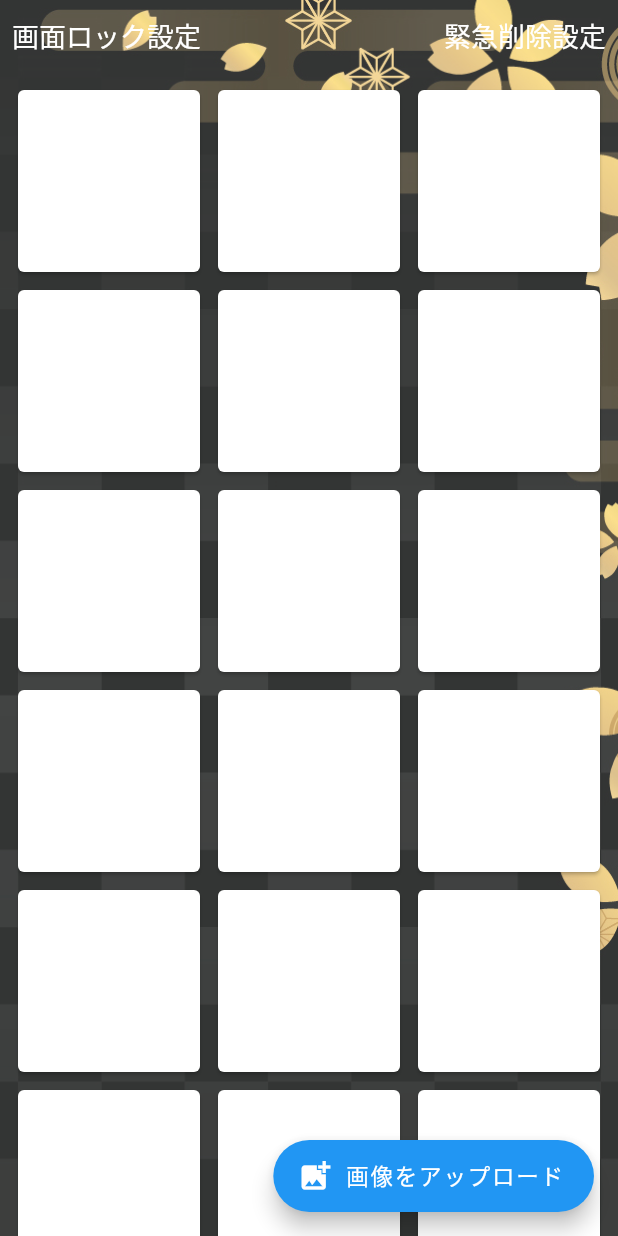
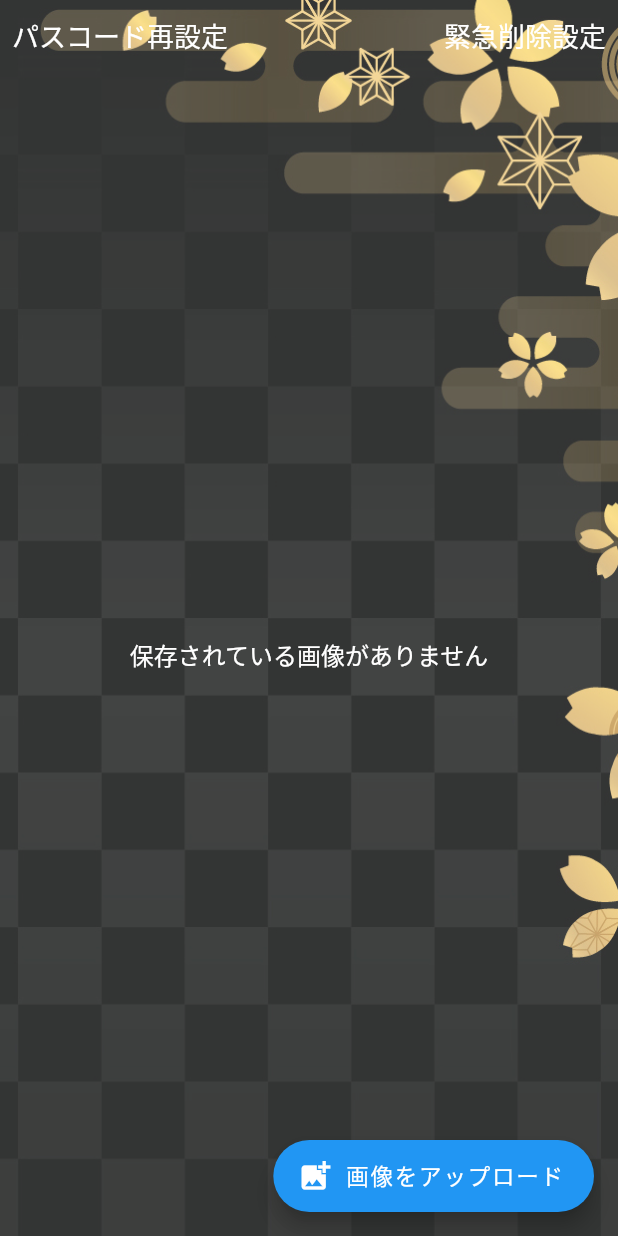
Before and after one commit to agora-creation/ending_file_app, a Flutter app: the HomeScreen screen opened directly, after a tap on "設定する", on a phone screen of 412 x 824 dp. Run offline on Flutter 3.47's test engine with Material 2 defaults, Android fonts, the light colour scheme and no system bars; our stand-ins replace modal_bottom_sheet, shared_preferences, sqflite, top_snackbar_flutter; missing offline and left inert: flutter_screen_lock, wechat_assets_picker; accounts and stored records are empty; Roboto replaces fonts that are missing (OradanoGSRR).

Commit message:
20231115 commit

```diff
--- a/lib/common/style.dart
+++ b/lib/common/style.dart
@@ -50,3 +50,48 @@ const kBgDecoration = BoxDecoration(
     opacity: 0.8,
   ),
 );
+
+const kHomeGridDelegate = SliverGridDelegateWithFixedCrossAxisCount(
+  crossAxisSpacing: 4,
+  mainAxisSpacing: 4,
+  crossAxisCount: 3,
+);
+
+const List<String> imageExtensions = [
+  '.HEIC',
+  '.heic',
+  '.JPEG',
+  '.jpeg',
+  '.JPG',
+  '.jpg',
+  '.GIF',
+  '.gif',
+  '.PNG',
+  '.png',
+];
+const List<String> videoExtensions = [
+  '.MP4',
+  '.mp4',
+  '.MOV',
+  '.mov',
+  '.WMV',
+  '.wmv',
+  '.AVI',
+  '.avi',
+];
+const List<String> audioExtensions = [
+  '.MP3',
+  '.mp3',
+  '.WMA',
+  '.wma',
+  '.ASF',
+  '.asf',
+  '.3GP',
+  '.3gp',
+  '.3G2',
+  '.3g2',
+  '.AAC',
+  '.aac',
+  '.WAV',
+  '.wav',
+];
--- a/lib/screens/home.dart
+++ b/lib/screens/home.dart
@@ -1,10 +1,15 @@
+import 'dart:io';
+
 import 'package:ending_file_app/common/functions.dart';
 import 'package:ending_file_app/common/style.dart';
 import 'package:ending_file_app/screens/delete_setting.dart';
+import 'package:ending_file_app/services/sqflite.dart';
 import 'package:ending_file_app/widgets/custom_sm_button.dart';
 import 'package:ending_file_app/widgets/custom_text_button.dart';
 import 'package:flutter/material.dart';
 import 'package:flutter_screen_lock/flutter_screen_lock.dart';
+import 'package:path/path.dart' as p;
+import 'package:wechat_assets_picker/wechat_assets_picker.dart';
 
 class HomeScreen extends StatefulWidget {
   const HomeScreen({super.key});
@@ -14,6 +19,8 @@ class HomeScreen extends StatefulWidget {
 }
 
 class _HomeScreenState extends State<HomeScreen> with WidgetsBindingObserver {
+  List<Map<String, dynamic>> files = [];
+
   Future _init() async {
     String? passcode = await getPrefsString('passcode');
     if (passcode != null) {
@@ -21,7 +28,7 @@ class _HomeScreenState extends State<HomeScreen> with WidgetsBindingObserver {
       await screenLock(
         context: context,
         correctString: passcode,
-        title: const Text('パスコードを入力してください'),
+        title: const Text('画面がロックされました\nパスコードを入力してください'),
         canCancel: false,
         onUnlocked: () {
           Navigator.pop(context);
@@ -56,8 +63,8 @@ class _HomeScreenState extends State<HomeScreen> with WidgetsBindingObserver {
             mainAxisSize: MainAxisSize.min,
             crossAxisAlignment: CrossAxisAlignment.start,
             children: [
-              const Text('画面ロック設定がされていません。'),
-              const Text('画面ロックに必要なパスコートを設定してください。'),
+              const Text('画面ロックの設定がされていません。'),
+              const Text('画面ロックするためのパスコードを設定してください。'),
               const SizedBox(height: 16),
               Row(
                 mainAxisAlignment: MainAxisAlignment.center,
@@ -84,8 +91,8 @@ class _HomeScreenState extends State<HomeScreen> with WidgetsBindingObserver {
   Future _changePasscode() async {
     await screenLockCreate(
       context: context,
-      title: const Text('パスコードを入力してください'),
-      confirmTitle: const Text('同じパスコードを再入力してください'),
+      title: const Text('パスコードを再設定します\nパスコードを入力してください'),
+      confirmTitle: const Text('パスコードを再設定します\n先ほど入力したパスコードを再入力してください'),
       canCancel: false,
       onConfirmed: (value) async {
         await setPrefsString('passcode', value);
@@ -119,11 +126,38 @@ class _HomeScreenState extends State<HomeScreen> with WidgetsBindingObserver {
     );
   }
 
+  Future _getFiles() async {
+    List<Map<String, dynamic>> tmpFiles = await SqfLiteService.getFolder();
+    setState(() {
+      files = tmpFiles;
+    });
+  }
+
+  Future _uploadFiles() async {
+    PermissionState ps = await AssetPicker.permissionCheck();
+    if (!ps.hasAccess) return;
+    if (!mounted) return;
+    List<AssetEntity>? result = await AssetPicker.pickAssets(context);
+    if (result == null) return;
+    if (result.isEmpty) return;
+    List<String> ids = [];
+    for (AssetEntity entity in result) {
+      File? file = await entity.originFile;
+      if (file != null) {
+        await SqfLiteService.savedFile(file);
+        _getFiles();
+      }
+      ids.add(entity.id);
+    }
+    await PhotoManager.editor.deleteWithIds(ids);
+  }
+
   @override
   void initState() {
+    _init();
     super.initState();
-    _init();
     WidgetsBinding.instance.addObserver(this);
+    _getFiles();
   }
 
   @override
@@ -168,7 +202,7 @@ class _HomeScreenState extends State<HomeScreen> with WidgetsBindingObserver {
                     onPressed: () async {
                       await _changePasscode();
                     },
-                    label: '画面ロック設定',
+                    label: 'パスコード再設定',
                   ),
                   CustomTextButton(
                     onPressed: () => showBottomUpScreen(
@@ -180,26 +214,32 @@ class _HomeScreenState extends State<HomeScreen> with WidgetsBindingObserver {
                 ],
               ),
               Expanded(
-                child: GridView.builder(
-                  gridDelegate: const SliverGridDelegateWithFixedCrossAxisCount(
-                    crossAxisSpacing: 4,
-                    mainAxisSpacing: 4,
-                    crossAxisCount: 3,
-                  ),
+                child: files.isNotEmpty
+                    ? GridView.builder(
+                        gridDelegate: kHomeGridDelegate,
                         padding: const EdgeInsets.all(8),
-                  itemCount: 50,
+                        itemCount: files.length,
                         itemBuilder: (context, index) {
+                          Map<String, dynamic> file = files[index];
+                          File fileData = File(file['path']);
+                          String extension = p.extension(fileData.path);
+                          if (imageExtensions.contains(extension)) {}
+                          if (videoExtensions.contains(extension)) {}
+                          if (audioExtensions.contains(extension)) {}
                           return const Card(
                             child: Text('写真'),
                           );
                         },
-                ),
+                      )
+                    : const Center(child: Text('保存されている画像がありません')),
               ),
             ],
           ),
         ),
         floatingActionButton: FloatingActionButton.extended(
-          onPressed: () {},
+          onPressed: () async {
+            await _uploadFiles();
+          },
           label: const Text('画像をアップロード'),
           icon: const Icon(Icons.add_photo_alternate),
         ),
--- /dev/null
+++ b/lib/services/sqflite.dart
@@ -0,0 +1,82 @@
+import 'dart:io';
+
+import 'package:flutter/foundation.dart';
+import 'package:path/path.dart' as p;
+import 'package:path_provider/path_provider.dart';
+import 'package:sqflite/sqflite.dart' as sql;
+
+class SqfLiteService {
+  static Future get localPath async {
+    final directory = await getApplicationDocumentsDirectory();
+    return directory.path;
+  }
+
+  static Future createFile(sql.Database database) async {
+    await database.execute("""
+      CREATE TABLE file(
+        id INTEGER PRIMARY KEY AUTOINCREMENT NOT NULL,
+        path TEXT,
+        createdAt TIMESTAMP NOT NULL DEFAULT CURRENT_TIMESTAMP
+      )
+    """);
+  }
+
+  static Future<sql.Database> db() async {
+    return sql.openDatabase(
+      'files.db',
+      version: 1,
+      onCreate: (sql.Database database, int version) async {
+        await createFile(database);
+      },
+    );
+  }
+
+  static Future<int> savedFile(File file) async {
+    final path = await localPath;
+    String savePath = '$path/${p.basename(file.path)}';
+    File saveFile = File(savePath);
+    await saveFile.writeAsBytes(await file.readAsBytes());
+    final db = await SqfLiteService.db();
+    final data = {
+      'path': savePath,
+    };
+    final id = await db.insert(
+      'file',
+      data,
+      conflictAlgorithm: sql.ConflictAlgorithm.replace,
+    );
+    return id;
+  }
+
+  static Future<List<Map<String, dynamic>>> getFolder() async {
+    final db = await SqfLiteService.db();
+    return db.query('file', orderBy: 'createdAt DESC');
+  }
+
+  static Future<List<Map<String, dynamic>>> getFile(int id) async {
+    final db = await SqfLiteService.db();
+    return db.query('file', where: 'id = ?', whereArgs: [id], limit: 1);
+  }
+
+  static Future removedFile(int id) async {
+    final db = await SqfLiteService.db();
+    try {
+      await db.delete('file', where: 'id = ?', whereArgs: [id]);
+    } catch (e) {
+      if (kDebugMode) {
+        print(e.toString());
+      }
+    }
+  }
+
+  static Future removedFiles() async {
+    final db = await SqfLiteService.db();
+    try {
+      await db.delete('file');
+    } catch (e) {
+      if (kDebugMode) {
+        print(e.toString());
+      }
+    }
+  }
+}
--- a/pubspec.yaml
+++ b/pubspec.yaml
@@ -22,6 +22,11 @@ dependencies:
   top_snackbar_flutter: ^3.1.0
   flutter_launcher_icons: ^0.13.1
   flutter_screen_lock: ^9.0.1
+  wechat_assets_picker: ^8.7.1
+  video_player: ^2.8.1
+  video_thumbnail: ^0.5.3
+  path_provider: ^2.1.1
+  sqflite: ^2.3.0
 
 dependency_overrides:
   modal_bottom_sheet: ^3.0.0-pre
```
Also changed, not shown: pubspec.lock, 3 other files. Lines whose indentation alone changed are shown as unchanged.
